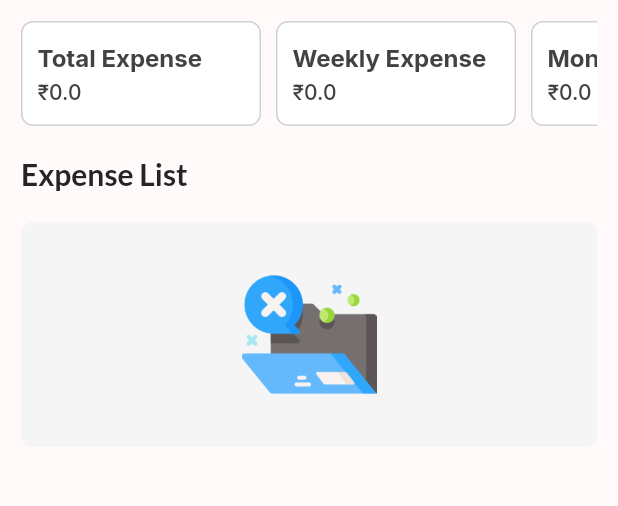
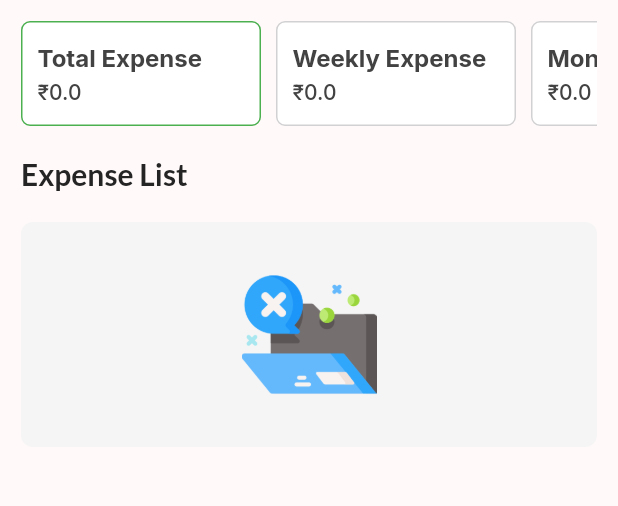
Before and after one commit to sarveshsataye36/expense_management, a Flutter app: the ExpenseDashboard screen opened by its route, on a phone screen of 412 x 824 dp, the part 72-578 px from its top. Run offline on Flutter 3.47's test engine with Material 2 defaults, Android fonts, the phone set to English and light mode, and no system bars; our stand-ins replace fl_chart, flutter_slidable, google_fonts, hive, hive_flutter; accounts and stored records are empty.

Commit message:
active tab functionality

```diff
--- a/lib/components/top_menu_card.dart
+++ b/lib/components/top_menu_card.dart
@@ -5,8 +5,9 @@ import '../data/expense_curd.dart';
 class TopMenuItemCard extends StatelessWidget {
   final String title;
   final String subTitle;
+  final bool active;
   final VoidCallback onTapFunction;
-  TopMenuItemCard({super.key, required this.title, required this.subTitle, required this.onTapFunction});
+  TopMenuItemCard({super.key, required this.title, required this.subTitle, required this.active, required this.onTapFunction});
   final expenseCurd = ExpenseCurd();
   @override
   Widget build(BuildContext context) {
@@ -19,8 +20,8 @@ class TopMenuItemCard extends StatelessWidget {
         padding: const EdgeInsets.all(10),
         decoration: BoxDecoration(
             color: Colors.white,
-            border: Border.all(color: const Color(0xD9C9C9CB)),
-            borderRadius: BorderRadius.circular(8)
+            border: Border.all(color: active ? Colors.green : const Color(0xD9C9C9CB)),
+            borderRadius: BorderRadius.circular(6)
         ),
         child: Column(
           mainAxisAlignment: MainAxisAlignment.center,
--- a/lib/pages/expense/expense_dashboard.dart
+++ b/lib/pages/expense/expense_dashboard.dart
@@ -334,19 +334,19 @@ class _ExpenseDashboardState extends State<ExpenseDashboard> {
                           mainAxisAlignment: MainAxisAlignment.start,
                           crossAxisAlignment: CrossAxisAlignment.start,
                           children: <Widget>[
-                            TopMenuItemCard(title: 'Total Expense', subTitle: value.totalExpense().toString(), onTapFunction: () { },),
+                            TopMenuItemCard(title: 'Total Expense', subTitle: value.totalExpense().toString(), active: true, onTapFunction: () { },),
                             const SizedBox(
                               width: 10,
                             ),
-                            TopMenuItemCard(title: 'Weekly Expense', subTitle: value.dateWiseTransactionTotal('Expense','week').toString(), onTapFunction: () { },),
+                            TopMenuItemCard(title: 'Weekly Expense', subTitle: value.dateWiseTransactionTotal('Expense','week').toString(), active: false, onTapFunction: () { },),
                             const SizedBox(
                               width: 10,
                             ),
-                            TopMenuItemCard(title: 'Monthly Expense', subTitle: value.dateWiseTransactionTotal('Expense','month').toString(), onTapFunction: () { },),
+                            TopMenuItemCard(title: 'Monthly Expense', subTitle: value.dateWiseTransactionTotal('Expense','month').toString(), active: false, onTapFunction: () { },),
                             const SizedBox(
                               width: 10,
                             ),
-                            TopMenuItemCard(title: 'Yearly Expense', subTitle: value.dateWiseTransactionTotal('Expense','year').toString(), onTapFunction: () { },),
+                            TopMenuItemCard(title: 'Yearly Expense', subTitle: value.dateWiseTransactionTotal('Expense','year').toString(), active: false, onTapFunction: () { },),
                           ]
                       )
                   ),
```
Also changed, not shown: lib/pages/income/income_dashboard.dart (+4 -4 lines).
